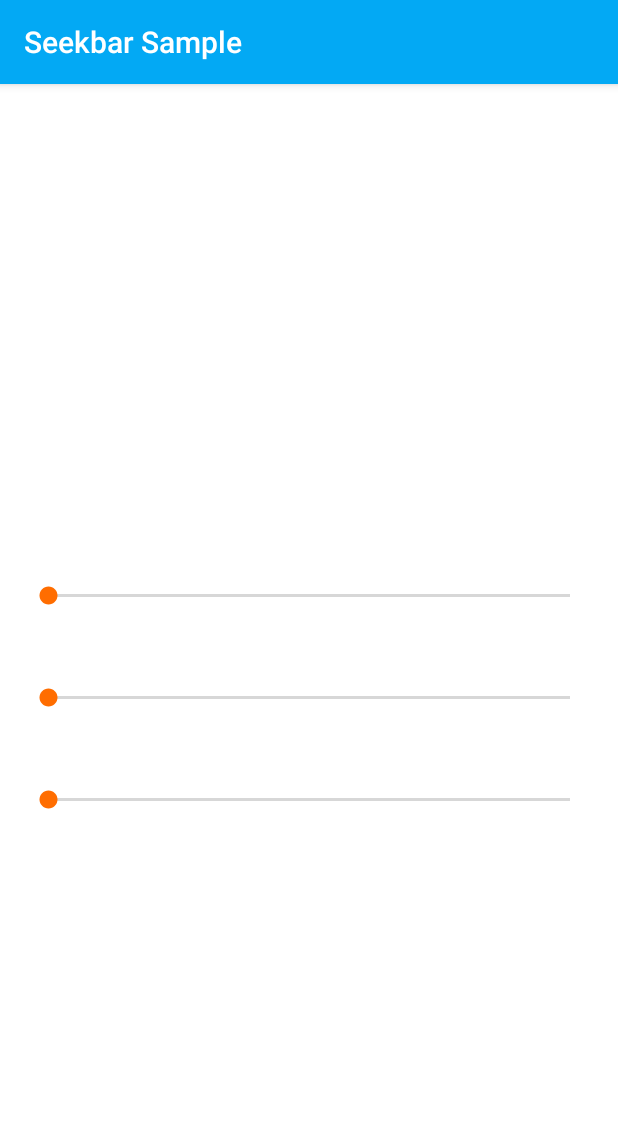
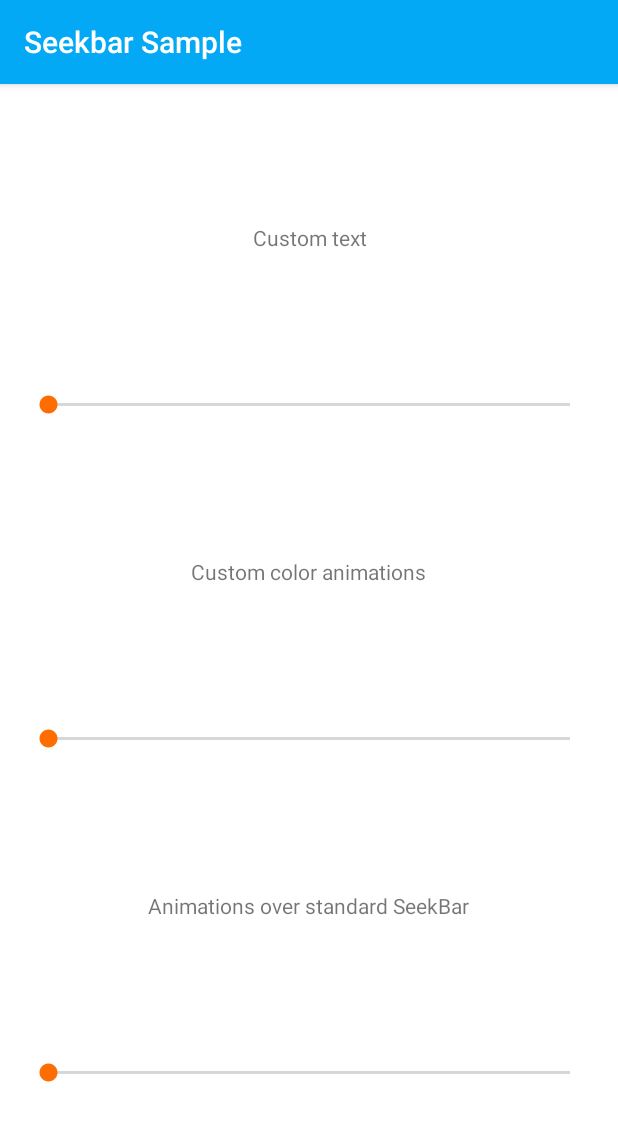
Before and after one commit to bq/MarkerSeekBar, an Android app: the screen it shows after launch (MainActivity), on a phone screen of 412 x 824 dp. Shown: the top 1121 px of the screen. Run offline under Robolectric (Android 15) with nearby library versions, the phone set to English and light mode, and no system bars; 12 statements that could not run were skipped.

Commit message:
Update sample

```diff
--- a/sample/src/main/java/com/bq/seekbarsample/MainActivity.java
+++ b/sample/src/main/java/com/bq/seekbarsample/MainActivity.java
@@ -4,6 +4,7 @@ import android.animation.ArgbEvaluator;
 import android.animation.ValueAnimator;
 import android.annotation.SuppressLint;
 import android.graphics.Color;
+import android.support.v4.content.ContextCompat;
 import android.support.v7.app.AppCompatActivity;
 import android.os.Bundle;
 import android.view.ViewGroup;
@@ -37,7 +38,10 @@ public class MainActivity extends AppCompatActivity {
 
         final MarkerSeekBar bar2 = (MarkerSeekBar) findViewById(R.id.bar2);
         assert bar2 != null;
-        ValueAnimator colorAnim = ValueAnimator.ofObject(new ArgbEvaluator(), Color.RED, Color.BLUE);
+        ValueAnimator colorAnim = ValueAnimator.ofObject(new ArgbEvaluator(),
+                ContextCompat.getColor(this, R.color.colorAccent),
+                Color.WHITE - ContextCompat.getColor(this, R.color.colorAccent)
+        );
         colorAnim.setRepeatCount(ValueAnimator.INFINITE);
         colorAnim.setRepeatMode(ValueAnimator.REVERSE);
         colorAnim.setInterpolator(new LinearInterpolator());
--- a/sample/src/main/res/layout/activity_main.xml
+++ b/sample/src/main/res/layout/activity_main.xml
@@ -11,30 +11,51 @@
     android:paddingStart="16dp"
     tools:context="com.bq.seekbarsample.MainActivity">
 
+
+    <TextView
+        android:layout_width="wrap_content"
+        android:layout_height="0dp"
+        android:layout_weight="1"
+        android:gravity="center"
+        android:text="Custom text" />
+
     <com.bq.markerseekbar.MarkerSeekBar
         android:id="@+id/bar1"
         android:layout_width="match_parent"
         android:layout_height="wrap_content"
-        android:layout_marginTop="50dp"
         android:max="9999"
         app:markerColor="#ffffff"
         app:markerTextColor="#000000" />
+
+    <TextView
+        android:layout_width="wrap_content"
+        android:layout_height="0dp"
+        android:layout_weight="1"
+        android:gravity="center"
+        android:text="Custom color animations" />
 
     <com.bq.markerseekbar.MarkerSeekBar
         android:id="@+id/bar2"
         android:layout_width="match_parent"
         android:layout_height="wrap_content"
-        android:layout_marginTop="50dp"
         android:max="9999"
         app:markerPopUpWindowSize="112dp" />
+
+    <TextView
+        android:layout_width="wrap_content"
+        android:layout_height="0dp"
+        android:layout_weight="1"
+        android:gravity="center"
+        android:text="Animations over standard SeekBar" />
 
     <com.bq.markerseekbar.MarkerSeekBar
         android:id="@+id/bar3"
         android:layout_width="match_parent"
         android:layout_height="wrap_content"
-        android:layout_marginTop="50dp"
+        android:layout_marginBottom="100dp"
         android:max="100"
         app:markerColor="@color/colorPrimary"
         app:markerTextAppearance="@style/MarkerCustomTextStyle"
         app:markerTextColor="#ffffff" />
+
 </LinearLayout>
```
